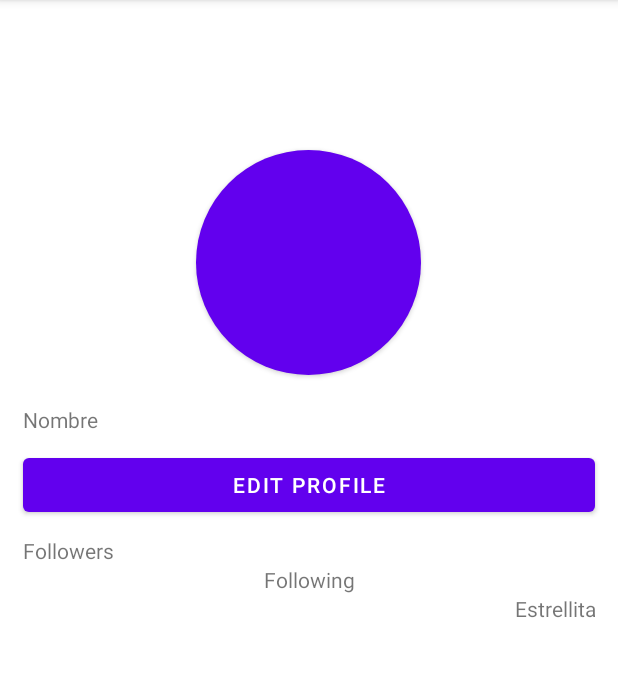
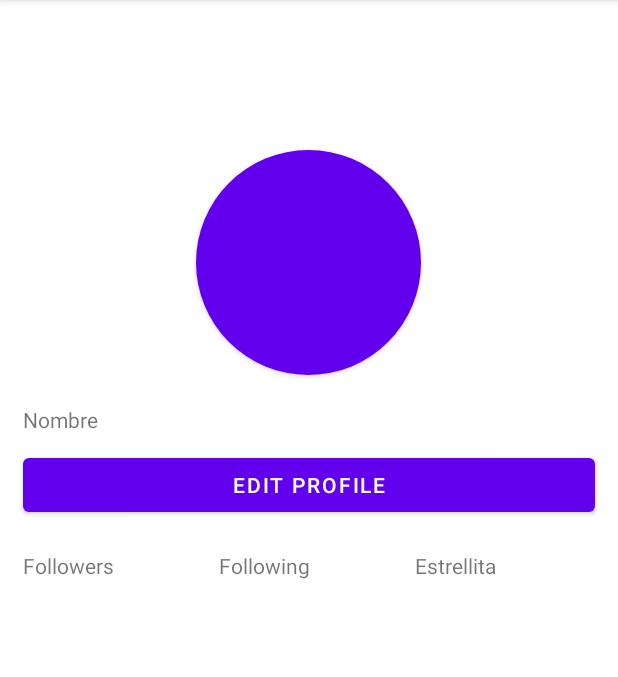
Before and after one commit to gonjim967/Ej1LinearLayout, an Android app: the screen it shows after launch (MainActivity), on a phone screen of 412 x 824 dp, the part 84-761 px from its top. Run offline under Robolectric (Android 15) with nearby library versions, the phone set to English and light mode, and no system bars.

Commit message:
Mejora TextViews 13/11/2022

```diff
--- a/app/src/main/res/layout/activity_main.xml
+++ b/app/src/main/res/layout/activity_main.xml
@@ -40,29 +40,36 @@
             android:layout_marginRight="15dp"
             android:text="Edit Profile" />
 
+        <LinearLayout
+            android:layout_width="match_parent"
+            android:layout_height="match_parent"
+            android:orientation="horizontal">
+
             <TextView
                 android:id="@+id/textView2"
-            android:layout_width="match_parent"
+                android:layout_width="wrap_content"
                 android:layout_height="wrap_content"
                 android:layout_marginLeft="15dp"
-            android:layout_marginTop="10dp"
-            android:gravity="left"
+                android:layout_marginTop="20dp"
                 android:text="Followers" />
 
             <TextView
                 android:id="@+id/textView3"
-            android:layout_width="match_parent"
+                android:layout_width="wrap_content"
                 android:layout_height="wrap_content"
-            android:gravity="center"
+                android:layout_marginTop="20dp"
+                android:layout_marginLeft="70dp"
                 android:text="Following" />
 
             <TextView
                 android:id="@+id/textView4"
-            android:layout_width="match_parent"
+                android:layout_width="wrap_content"
                 android:layout_height="wrap_content"
                 android:layout_marginRight="15dp"
-            android:gravity="right"
+                android:layout_marginTop="20dp"
+                android:layout_marginLeft="70dp"
                 android:text="Estrellita" />
+        </LinearLayout>
 
 
     </LinearLayout>
```
Lines whose indentation alone changed are shown as unchanged.
